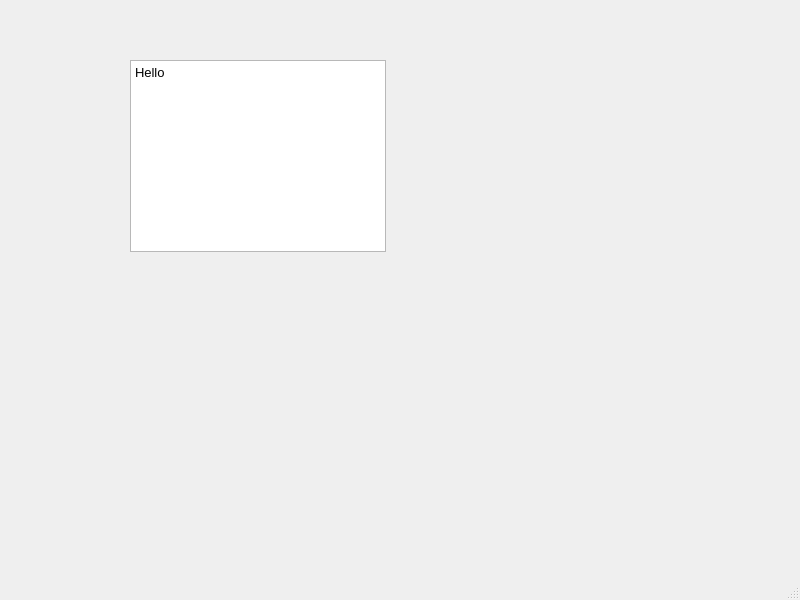
Qt form interface/mainwindow.ui (Rubix982/Fizz) before a commit.
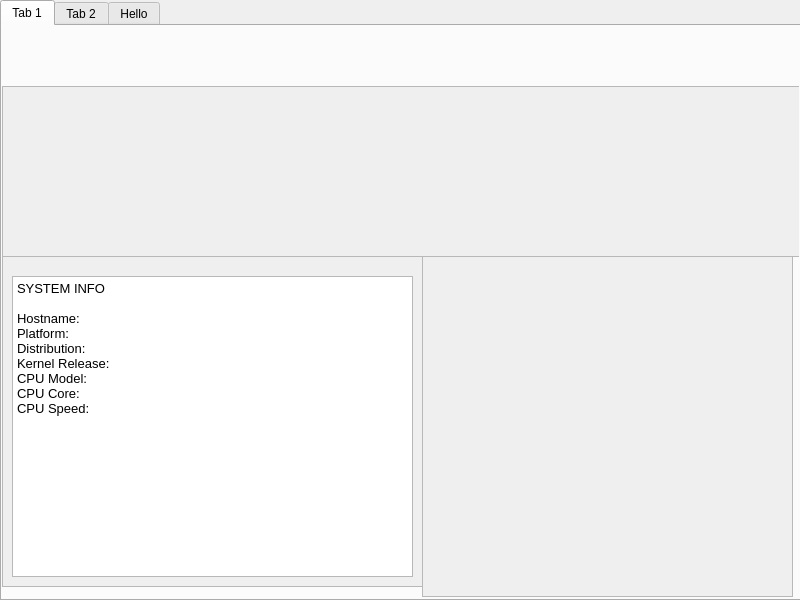
The same form after that commit.

Patch:
```diff
--- a/interface/mainwindow.ui
+++ b/interface/mainwindow.ui
@@ -14,35 +14,128 @@
    <string>Saif</string>
   </property>
   <widget class="QWidget" name="centralwidget">
-   <widget class="QTextBrowser" name="textBrowser">
+   <widget class="QTabWidget" name="tabWidget">
     <property name="geometry">
      <rect>
-      <x>130</x>
-      <y>60</y>
-      <width>256</width>
-      <height>192</height>
+      <x>0</x>
+      <y>0</y>
+      <width>801</width>
+      <height>601</height>
      </rect>
     </property>
-    <property name="html">
-     <string>&lt;!DOCTYPE HTML PUBLIC &quot;-//W3C//DTD HTML 4.0//EN&quot; &quot;http://www.w3.org/TR/REC-html40/strict.dtd&quot;&gt;
+    <property name="currentIndex">
+     <number>0</number>
+    </property>
+    <widget class="QWidget" name="tab">
+     <attribute name="title">
+      <string>Tab 1</string>
+     </attribute>
+     <widget class="QFrame" name="frame">
+      <property name="geometry">
+       <rect>
+        <x>0</x>
+        <y>60</y>
+        <width>801</width>
+        <height>171</height>
+       </rect>
+      </property>
+      <property name="autoFillBackground">
+       <bool>true</bool>
+      </property>
+      <property name="frameShape">
+       <enum>QFrame::StyledPanel</enum>
+      </property>
+      <property name="frameShadow">
+       <enum>QFrame::Raised</enum>
+      </property>
+     </widget>
+     <widget class="QFrame" name="frame_2">
+      <property name="geometry">
+       <rect>
+        <x>0</x>
+        <y>230</y>
+        <width>421</width>
+        <height>331</height>
+       </rect>
+      </property>
+      <property name="autoFillBackground">
+       <bool>true</bool>
+      </property>
+      <property name="frameShape">
+       <enum>QFrame::StyledPanel</enum>
+      </property>
+      <property name="frameShadow">
+       <enum>QFrame::Raised</enum>
+      </property>
+      <widget class="QTextBrowser" name="textBrowser">
+       <property name="geometry">
+        <rect>
+         <x>10</x>
+         <y>20</y>
+         <width>401</width>
+         <height>301</height>
+        </rect>
+       </property>
+       <property name="html">
+        <string>&lt;!DOCTYPE HTML PUBLIC &quot;-//W3C//DTD HTML 4.0//EN&quot; &quot;http://www.w3.org/TR/REC-html40/strict.dtd&quot;&gt;
 &lt;html&gt;&lt;head&gt;&lt;meta name=&quot;qrichtext&quot; content=&quot;1&quot; /&gt;&lt;style type=&quot;text/css&quot;&gt;
 p, li { white-space: pre-wrap; }
 &lt;/style&gt;&lt;/head&gt;&lt;body style=&quot; font-family:'Noto Sans'; font-size:10pt; font-weight:400; font-style:normal;&quot;&gt;
-&lt;p style=&quot; margin-top:0px; margin-bottom:0px; margin-left:0px; margin-right:0px; -qt-block-indent:0; text-indent:0px;&quot;&gt;Hello&lt;/p&gt;&lt;/body&gt;&lt;/html&gt;</string>
-    </property>
+&lt;p style=&quot; margin-top:0px; margin-bottom:0px; margin-left:0px; margin-right:0px; -qt-block-indent:0; text-indent:0px;&quot;&gt;SYSTEM INFO&lt;/p&gt;
+&lt;p style=&quot;-qt-paragraph-type:empty; margin-top:0px; margin-bottom:0px; margin-left:0px; margin-right:0px; -qt-block-indent:0; text-indent:0px;&quot;&gt;&lt;br /&gt;&lt;/p&gt;
+&lt;p style=&quot; margin-top:0px; margin-bottom:0px; margin-left:0px; margin-right:0px; -qt-block-indent:0; text-indent:0px;&quot;&gt;Hostname:&lt;/p&gt;
+&lt;p style=&quot; margin-top:0px; margin-bottom:0px; margin-left:0px; margin-right:0px; -qt-block-indent:0; text-indent:0px;&quot;&gt;Platform:&lt;/p&gt;
+&lt;p style=&quot; margin-top:0px; margin-bottom:0px; margin-left:0px; margin-right:0px; -qt-block-indent:0; text-indent:0px;&quot;&gt;Distribution:&lt;/p&gt;
+&lt;p style=&quot; margin-top:0px; margin-bottom:0px; margin-left:0px; margin-right:0px; -qt-block-indent:0; text-indent:0px;&quot;&gt;Kernel Release: &lt;/p&gt;
+&lt;p style=&quot; margin-top:0px; margin-bottom:0px; margin-left:0px; margin-right:0px; -qt-block-indent:0; text-indent:0px;&quot;&gt;CPU Model:&lt;/p&gt;
+&lt;p style=&quot; margin-top:0px; margin-bottom:0px; margin-left:0px; margin-right:0px; -qt-block-indent:0; text-indent:0px;&quot;&gt;CPU Core:&lt;/p&gt;
+&lt;p style=&quot; margin-top:0px; margin-bottom:0px; margin-left:0px; margin-right:0px; -qt-block-indent:0; text-indent:0px;&quot;&gt;CPU Speed:&lt;/p&gt;
+&lt;p style=&quot;-qt-paragraph-type:empty; margin-top:0px; margin-bottom:0px; margin-left:0px; margin-right:0px; -qt-block-indent:0; text-indent:0px;&quot;&gt;&lt;br /&gt;&lt;/p&gt;&lt;/body&gt;&lt;/html&gt;</string>
+       </property>
+      </widget>
+     </widget>
+     <widget class="QFrame" name="frame_3">
+      <property name="geometry">
+       <rect>
+        <x>420</x>
+        <y>230</y>
+        <width>371</width>
+        <height>341</height>
+       </rect>
+      </property>
+      <property name="autoFillBackground">
+       <bool>true</bool>
+      </property>
+      <property name="frameShape">
+       <enum>QFrame::StyledPanel</enum>
+      </property>
+      <property name="frameShadow">
+       <enum>QFrame::Raised</enum>
+      </property>
+     </widget>
+    </widget>
+    <widget class="QWidget" name="tab_2">
+     <attribute name="title">
+      <string>Tab 2</string>
+     </attribute>
+    </widget>
+    <widget class="QWidget" name="tab_3">
+     <attribute name="title">
+      <string>Hello</string>
+     </attribute>
+    </widget>
    </widget>
   </widget>
-  <widget class="QMenuBar" name="menubar">
-   <property name="geometry">
-    <rect>
-     <x>0</x>
-     <y>0</y>
-     <width>800</width>
-     <height>30</height>
-    </rect>
+  <action name="actionHello">
+   <property name="text">
+    <string>Hello!</string>
    </property>
-  </widget>
-  <widget class="QStatusBar" name="statusbar"/>
+  </action>
+  <action name="actionHello_2">
+   <property name="text">
+    <string>Hello!</string>
+   </property>
+  </action>
  </widget>
  <resources/>
  <connections/>
```
